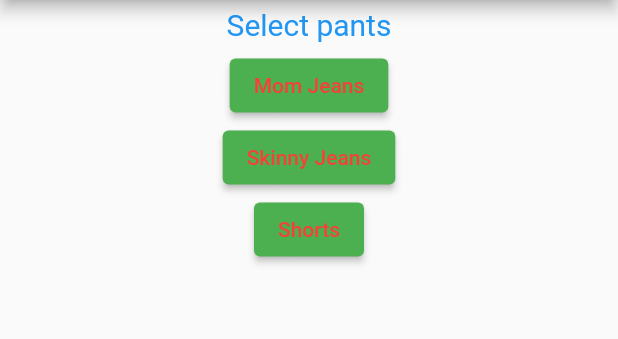
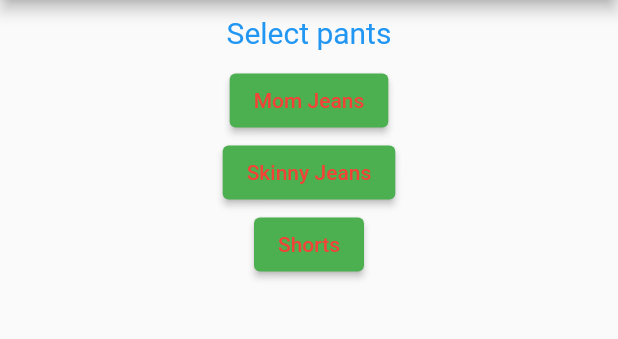
Before and after one commit to Zografska/L2_MIS_186057, a Flutter app: the screen it shows after launch, after a tap on "Blue", on a phone screen of 412 x 824 dp, the part 84-423 px from its top. Run offline on Flutter 3.47's test engine with Material 2 defaults, Android fonts, the phone set to English and light mode, and no system bars.

Commit message:
add constants and compiler warnings fixes

```diff
--- a/lib/answer.dart
+++ b/lib/answer.dart
@@ -4,21 +4,19 @@ class Answer extends StatelessWidget {
   String answerText;
   VoidCallback tapped;
 
-  Answer(this.tapped, this.answerText);
+  Answer(this.tapped, this.answerText, {super.key});
 
   @override
   Widget build(BuildContext context) {
-    return Container(
-      child: ElevatedButton(
-        onPressed: tapped,
-        child: Text(
-          answerText,
-          style: const TextStyle(
-            color: Colors.red,
-          ),
+    return ElevatedButton(
+      onPressed: tapped,
+      style: ButtonStyle(
+          backgroundColor: MaterialStateProperty.all<Color>(Colors.green)),
+      child: Text(
+        answerText,
+        style: const TextStyle(
+          color: Colors.red,
         ),
-        style: ButtonStyle(
-            backgroundColor: MaterialStateProperty.all<Color>(Colors.green)),
       ),
     );
   }
--- a/lib/main.dart
+++ b/lib/main.dart
@@ -1,18 +1,20 @@
 import 'package:flutter/material.dart';
 import 'answer.dart';
 import 'question.dart';
-import 'package:flutter/cupertino.dart';
+
+const question = "question";
+const answer = "answer";
 
 void main() {
-  runApp(MyAppState());
+  runApp(const MyAppState());
 }
 
 class MyAppStateState extends State<MyAppState> {
   void _iWasTapped() {
     setState(() {
-      if (_questionIndex + 1 < questions.length)
+      if (_questionIndex + 1 < questions.length) {
         _questionIndex += 1;
-      else {
+      } else {
         _questionIndex = 0;
       }
     });
@@ -20,20 +22,20 @@ class MyAppStateState extends State<MyAppState> {
 
   var questions = [
     {
-      'question': 'Select shirt color',
-      'answer': ['Blue', 'Red', 'Yellow', 'Green']
+      question: 'Select shirt color',
+      answer: ['Blue', 'Red', 'Yellow', 'Green']
     },
     {
-      'question': 'Select pants',
-      'answer': ['Mom Jeans', 'Skinny Jeans', 'Shorts']
+      question: 'Select pants',
+      answer: ['Mom Jeans', 'Skinny Jeans', 'Shorts']
     },
     {
-      'question': 'Select shoes',
-      'answer': ['Nike AirForce', 'Puma Suade', 'DocMartens']
+      question: 'Select shoes',
+      answer: ['Nike AirForce', 'Puma Suade', 'DocMartens']
     },
     {
-      'question': 'Select accessory',
-      'answer': ['Fedora', 'Beanie', 'Beret', 'Visor', 'Cowboy']
+      question: 'Select accessory',
+      answer: ['Fedora', 'Beanie', 'Beret', 'Visor', 'Cowboy']
     },
   ];
   int _questionIndex = 0;
@@ -48,8 +50,8 @@ class MyAppStateState extends State<MyAppState> {
         ),
         body: Column(
           children: [
-            ClothesQuestion(questions[_questionIndex]['question'] as String),
-            ...(questions[_questionIndex]['answer'] as List<String>)
+            ClothesQuestion(questions[_questionIndex][question] as String),
+            ...(questions[_questionIndex][answer] as List<String>)
                 .map((answer) {
               return Answer(_iWasTapped, answer);
             }),
--- a/lib/question.dart
+++ b/lib/question.dart
@@ -1,15 +1,15 @@
 import 'package:flutter/material.dart';
 
 class ClothesQuestion extends StatelessWidget {
-  var _stringquestionContent;
+  String _stringquestionContent;
 
-  ClothesQuestion(this._stringquestionContent);
+  ClothesQuestion(this._stringquestionContent, {super.key});
 
   @override
   Widget build(BuildContext context) {
     return Container(
       alignment: Alignment.center,
-      margin: const EdgeInsets.all(5),
+      margin: const EdgeInsets.all(10),
       child: Text(
         _stringquestionContent,
         textAlign: TextAlign.center,
```
